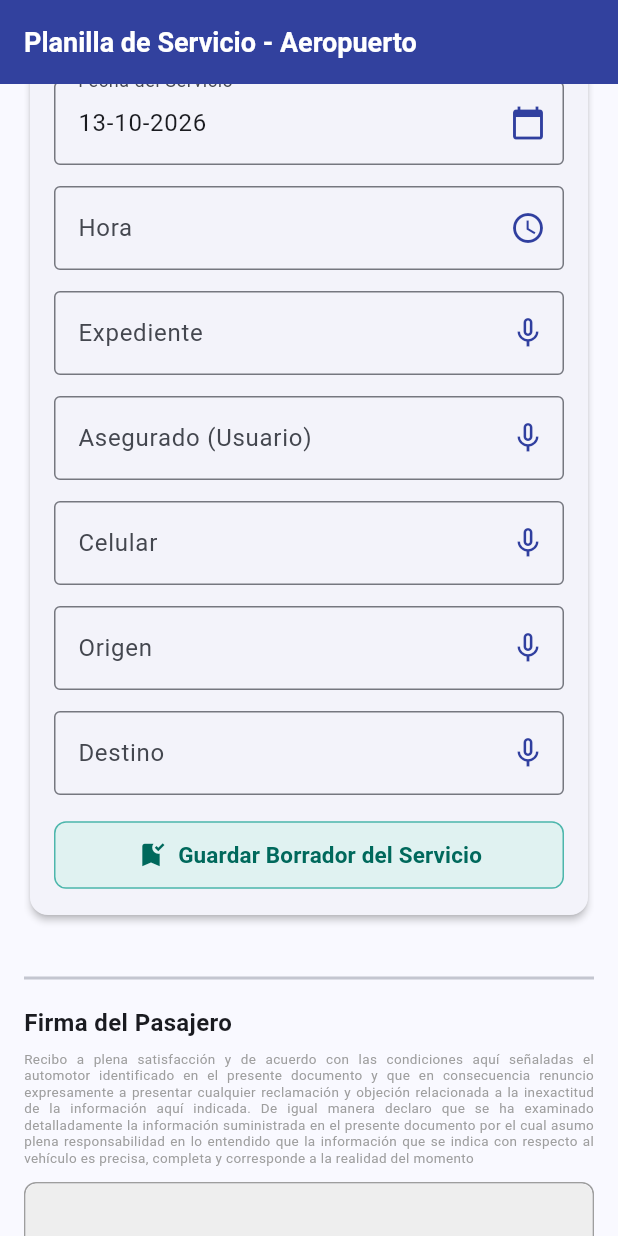
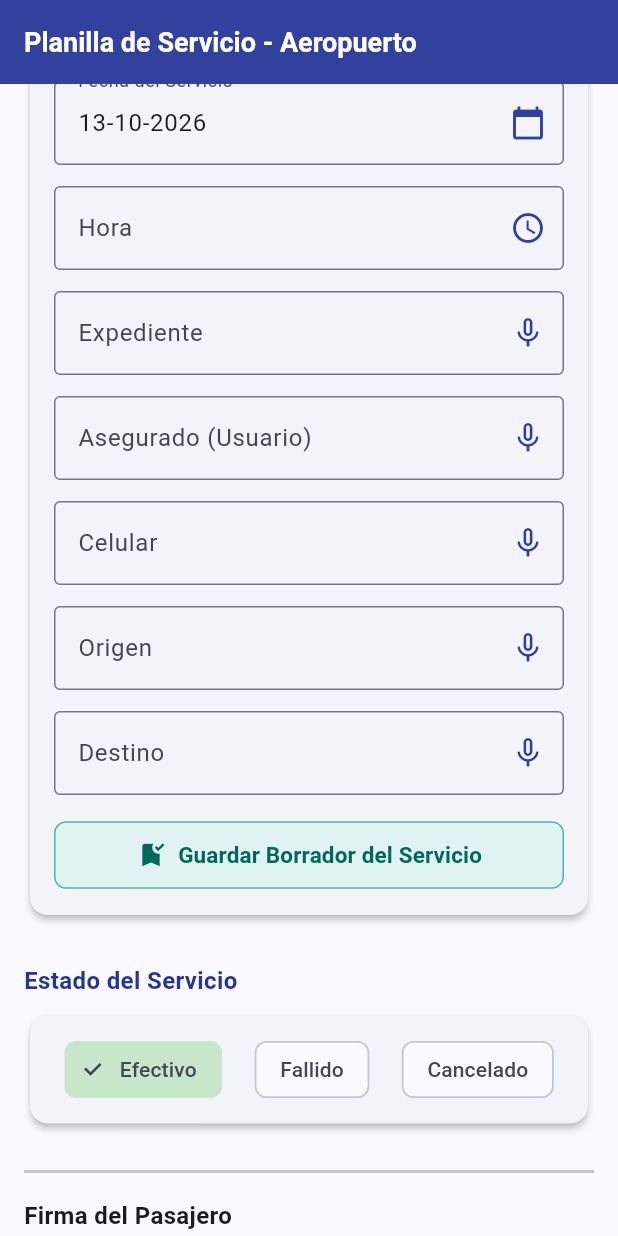
Before and after one commit to javimac-dev/planilla_aeropuerto, a Flutter app: the screen it shows after launch, scrolled down 576 dp, on a phone screen of 412 x 824 dp. Run offline on Flutter 3.47's test engine with Material 3 defaults, Android fonts, the phone set to English and light mode, and no system bars; drawn by our look-alikes of signature; our stand-ins replace package_info_plus, pdf, printing, shared_preferences, speech_to_text.

Commit message:
v1.0.2 - Se agregó el estado del servicio

```diff
--- a/lib/screens/pantalla_formulario.dart
+++ b/lib/screens/pantalla_formulario.dart
@@ -17,6 +17,8 @@ class _PantallaFormularioState extends State<PantallaFormulario> {
   late stt.SpeechToText _speech;
   bool _isListening = false;
   String _campoActivo = "";
+
+  String _estadoServicio = "Efectivo";
 
   final TextEditingController _fechaController = TextEditingController();
   final TextEditingController _horaController = TextEditingController();
@@ -550,7 +552,48 @@ class _PantallaFormularioState extends State<PantallaFormulario> {
               ),
             ),
 
-            const SizedBox(height: 30),
+            const SizedBox(height: 20),
+
+            // --- SECCIÓN AGREGADA: Estado del Servicio ---
+            _construirTituloSeccion("Estado del Servicio"),
+            Card(
+              elevation: 2,
+              shape: RoundedRectangleBorder(borderRadius: BorderRadius.circular(12)),
+              child: Padding(
+                padding: const EdgeInsets.all(12.0),
+                child: Row(
+                  mainAxisAlignment: MainAxisAlignment.spaceAround,
+                  children: [
+                    ChoiceChip(
+                      label: const Text("Efectivo"),
+                      selected: _estadoServicio == "Efectivo",
+                      selectedColor: Colors.green.shade100,
+                      onSelected: (selected) {
+                        if (selected) setState(() => _estadoServicio = "Efectivo");
+                      },
+                    ),
+                    ChoiceChip(
+                      label: const Text("Fallido"),
+                      selected: _estadoServicio == "Fallido",
+                      selectedColor: Colors.orange.shade100,
+                      onSelected: (selected) {
+                        if (selected) setState(() => _estadoServicio = "Fallido");
+                      },
+                    ),
+                    ChoiceChip(
+                      label: const Text("Cancelado"),
+                      selected: _estadoServicio == "Cancelado",
+                      selectedColor: Colors.red.shade100,
+                      onSelected: (selected) {
+                        if (selected) setState(() => _estadoServicio = "Cancelado");
+                      },
+                    ),
+                  ],
+                ),
+              ),
+            ),
+
+            const SizedBox(height: 20),
             const Divider(thickness: 2),
             const SizedBox(height: 10),
 
@@ -597,16 +640,18 @@ class _PantallaFormularioState extends State<PantallaFormulario> {
                 ),
               ),
               onPressed: () async {
-                if (_signatureController.isEmpty) {
+                if (_estadoServicio == "Efectivo" && _signatureController.isEmpty) {
                   if (!context.mounted) return;
                   ScaffoldMessenger.of(context).showSnackBar(
-                    const SnackBar(content: Text('Por favor solicite la firma del pasajero')),
+                    const SnackBar(content: Text('Por favor solicite la firma del pasajero para servicios efectivos')),
                   );
                   return;
                 }
 
-                final signatureBytes = await _signatureController.toPngBytes();
-                if (signatureBytes == null) return;
+                Uint8List? signatureBytes;
+                if (!_signatureController.isEmpty) {
+                  signatureBytes = await _signatureController.toPngBytes();
+                }
 
                 String fechaTexto = _fechaController.text.trim();
                 String fechaAAMMDD = "000000";
@@ -643,7 +688,8 @@ class _PantallaFormularioState extends State<PantallaFormulario> {
                   celular: _celularController.text,
                   origen: _origenController.text,
                   destino: _destinoController.text,
-                  firmaBytes: signatureBytes,
+                  estadoServicio: _estadoServicio,
+                  firmaBytes: signatureBytes ?? Uint8List(0),
                 );
 
                 await Printing.sharePdf(
@@ -667,6 +713,7 @@ class _PantallaFormularioState extends State<PantallaFormulario> {
                   _origenController.clear();
                   _destinoController.clear();
                   _signatureController.clear();
+                  _estadoServicio = "Efectivo";
                 });
               },
               icon: const Icon(Icons.picture_as_pdf),
--- a/lib/services/pdf_service.dart
+++ b/lib/services/pdf_service.dart
@@ -14,6 +14,7 @@ class PdfPlanillaService {
     required String celular,
     required String origen,
     required String destino,
+    required String estadoServicio,
     required Uint8List firmaBytes,
   }) async {
     final pdf = pw.Document();
@@ -21,7 +22,22 @@ class PdfPlanillaService {
     final ByteData bytes = await rootBundle.load('assets/images/PLANILLAS DE SATISFACCION.jpg');
     final Uint8List imageBytes = bytes.buffer.asUint8List();
     final pw.MemoryImage fondoPlantilla = pw.MemoryImage(imageBytes);
-    final pw.MemoryImage firmaImagen = pw.MemoryImage(firmaBytes);
+
+    // Solo cargamos la imagen de la firma si hay bytes y el servicio es efectivo con firma válida
+    pw.MemoryImage? firmaImagen;
+    if (firmaBytes.isNotEmpty && estadoServicio == "Efectivo") {
+      firmaImagen = pw.MemoryImage(firmaBytes);
+    }
+
+    // Determinamos la posición horizontal (left) para la "X" según el estado del servicio.
+    // (Nota: Estos valores de 'left' aproximados se ajustarán según la ubicación de las casillas en tu plantilla,
+    // partiendo de la referencia central que tenías en top: 197).
+    double xPositionLeft = 340; // Valor por defecto (ej. Fallido al centro)
+    if (estadoServicio == "Efectivo") {
+      xPositionLeft = 280; // Ajusta este valor hacia la izquierda si la casilla de efectivo está más allá
+    } else if (estadoServicio == "Cancelado") {
+      xPositionLeft = 400; // Ajusta este valor hacia la derecha si la casilla de cancelado está más acá
+    }
 
     pdf.addPage(
       pw.Page(
@@ -38,13 +54,11 @@ class PdfPlanillaService {
               pw.Positioned(
                 left: 193,
                 top: 142,
-                //OK
                 child: pw.Text(fecha, style: pw.TextStyle(fontSize: 10, fontWeight: pw.FontWeight.bold)),
               ),
               pw.Positioned(
                 left: 340,
                 top: 127,
-                //OK
                 child: pw.Text(expediente, style: pw.TextStyle(fontSize: 10, fontWeight: pw.FontWeight.bold)),
               ),
 
@@ -52,30 +66,37 @@ class PdfPlanillaService {
               pw.Positioned(
                 left: 340,
                 top: 141,
-                //OK
-                child: pw.Text(placa, style: pw.TextStyle(fontSize: 10)), //OK
+                child: pw.Text(placa, style: pw.TextStyle(fontSize: 10)),
               ),
               pw.Positioned(
                 left: 163,
                 top: 156,
-                //OK
-                child: pw.Text(marca, style: pw.TextStyle(fontSize: 10)), //OK
+                child: pw.Text(marca, style: pw.TextStyle(fontSize: 10)),
               ),
               pw.Positioned(
                 left: 193,
                 top: 197,
                 child: pw.Text(soat, style: pw.TextStyle(fontSize: 10)),
               ),
+
+              // --- X del Estado del Servicio (Efectivo / Fallido / Cancelado) ---
+              pw.Positioned(
+                left: xPositionLeft,
+                top: 197, // Misma altura de la línea del SOAT
+                child: pw.Text(
+                  "X",
+                  style: pw.TextStyle(fontSize: 10, fontWeight: pw.FontWeight.bold),
+                ),
+              ),
+
               pw.Positioned(
                 left: 163,
                 top: 170,
-                //OK
                 child: pw.Text(asegurado, style: pw.TextStyle(fontSize: 10)),
               ),
               pw.Positioned(
                 left: 340,
                 top: 157,
-                //OK
                 child: pw.Text(celular, style: pw.TextStyle(fontSize: 10)),
               ),
 
@@ -83,17 +104,16 @@ class PdfPlanillaService {
               pw.Positioned(
                 left: 163,
                 top: 216,
-                //OK
                 child: pw.Text(origen, style: pw.TextStyle(fontSize: 10)),
               ),
               pw.Positioned(
                 left: 163,
                 top: 230,
-                //OK
                 child: pw.Text(destino, style: pw.TextStyle(fontSize: 10)),
               ),
 
-              // --- Firma del Pasajero/Asegurado ---
+              // --- Firma del Pasajero/Asegurado (Solo si existe imagen y es efectivo) ---
+              if (firmaImagen != null)
                 pw.Positioned(
                   left: 150,
                   top: 490,
```
Lines whose indentation alone changed are shown as unchanged.
